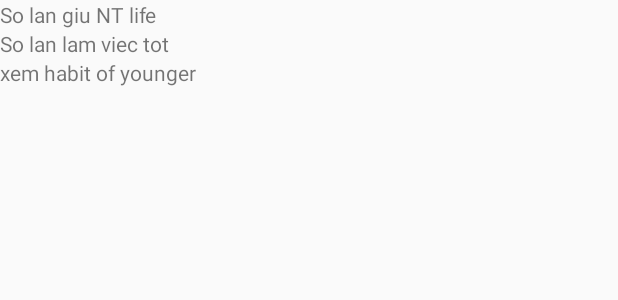
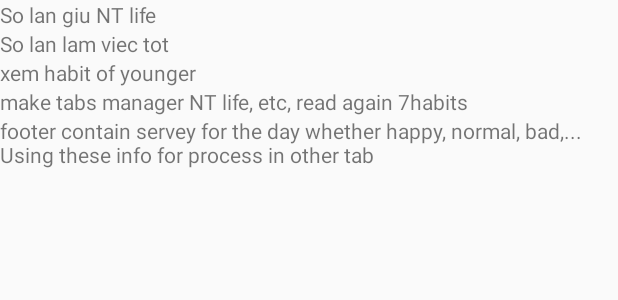
Before and after one commit to phamngocthachlt6c/taskmanager, an Android app: the layout row_footer_item.xml on its own in the app's theme, with its tools: preview values and no code run, on a phone screen of 412 x 824 dp. Shown: the top 300 px of the screen. Run offline under Robolectric (Android 15) with nearby library versions, the phone set to English and light mode, and no system bars.

Commit message:
add more idea in footer

```diff
--- a/app/src/main/res/layout/row_footer_item.xml
+++ b/app/src/main/res/layout/row_footer_item.xml
@@ -18,4 +18,13 @@
         android:layout_width="wrap_content"
         android:layout_height="wrap_content"
         android:text="xem habit of younger" />
+    <TextView
+        android:layout_width="wrap_content"
+        android:layout_height="wrap_content"
+        android:text="make tabs manager NT life, etc, read again 7habits" />
+
+    <TextView
+        android:layout_width="wrap_content"
+        android:layout_height="wrap_content"
+        android:text="footer contain servey for the day whether happy, normal, bad,... Using these info for process in other tab" />
 </LinearLayout>
```
